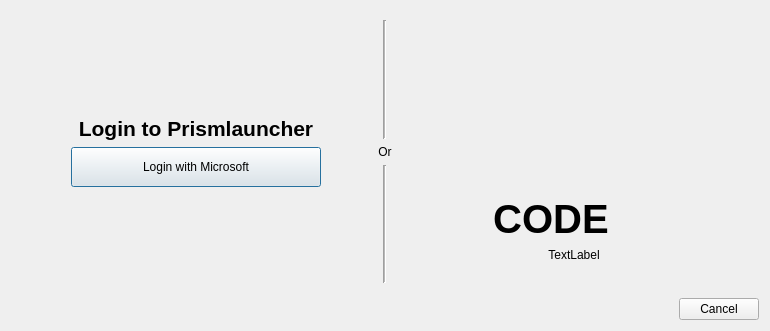
The window that launcher/ui/dialogs/MSALoginDialog.ui (FreesmTeam/FreesmLauncher) describes before a commit, drawn with Qt 5.
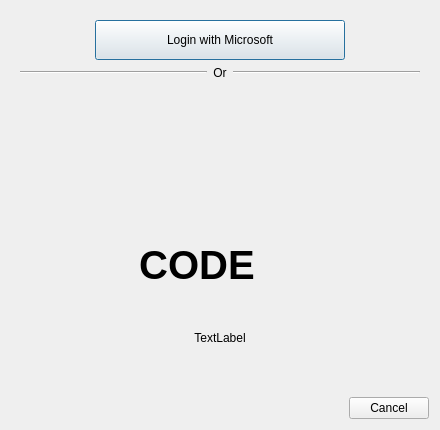
The same window after the commit. Icons and pictures are not drawn.

Commit message: reverse login layout

Patch:
```diff
--- a/launcher/ui/dialogs/MSALoginDialog.ui
+++ b/launcher/ui/dialogs/MSALoginDialog.ui
@@ -6,10 +6,16 @@
    <rect>
     <x>0</x>
     <y>0</y>
-    <width>770</width>
-    <height>331</height>
+    <width>440</width>
+    <height>430</height>
    </rect>
   </property>
+  <property name="minimumSize">
+   <size>
+    <width>0</width>
+    <height>430</height>
+   </size>
+  </property>
   <property name="windowTitle">
    <string>Add Microsoft Account</string>
   </property>
@@ -83,44 +89,7 @@
       </layout>
      </widget>
      <widget class="QWidget" name="mpPage">
-      <layout class="QHBoxLayout" name="horizontalLayout_6" stretch="0">
-       <item>
-        <layout class="QHBoxLayout" name="horizontalLayout_8">
-         <item>
-          <layout class="QVBoxLayout" name="verticalLayout_5">
-           <item>
-            <spacer name="verticalSpacer_9">
-             <property name="orientation">
-              <enum>Qt::Vertical</enum>
-             </property>
-             <property name="sizeHint" stdset="0">
-              <size>
-               <width>20</width>
-               <height>40</height>
-              </size>
-             </property>
-            </spacer>
-           </item>
-           <item>
-            <widget class="QLabel" name="title">
-             <property name="font">
-              <font>
-               <pointsize>16</pointsize>
-               <weight>75</weight>
-               <bold>true</bold>
-              </font>
-             </property>
-             <property name="text">
-              <string>Login to Prismlauncher</string>
-             </property>
-             <property name="alignment">
-              <set>Qt::AlignCenter</set>
-             </property>
-             <property name="wordWrap">
-              <bool>true</bool>
-             </property>
-            </widget>
-           </item>
+      <layout class="QVBoxLayout" name="verticalLayout_2" stretch="0,0,0,0,0">
            <item>
             <layout class="QHBoxLayout" name="horizontalLayout_7">
              <item>
@@ -168,41 +137,19 @@
             </layout>
            </item>
            <item>
-            <spacer name="verticalSpacer_10">
-             <property name="orientation">
-              <enum>Qt::Vertical</enum>
-             </property>
-             <property name="sizeHint" stdset="0">
-              <size>
-               <width>20</width>
-               <height>40</height>
-              </size>
-             </property>
-            </spacer>
-           </item>
-          </layout>
-         </item>
+        <layout class="QHBoxLayout" name="horizontalLayout_5">
          <item>
-          <layout class="QVBoxLayout" name="verticalLayout_7">
-           <item>
-            <layout class="QHBoxLayout" name="horizontalLayout_4">
-             <item>
-              <widget class="Line" name="line">
+          <widget class="Line" name="line_3">
                <property name="sizePolicy">
-                <sizepolicy hsizetype="Fixed" vsizetype="Expanding">
+            <sizepolicy hsizetype="Expanding" vsizetype="Fixed">
                  <horstretch>0</horstretch>
                  <verstretch>0</verstretch>
                 </sizepolicy>
                </property>
-               <property name="midLineWidth">
-                <number>1</number>
-               </property>
                <property name="orientation">
-                <enum>Qt::Vertical</enum>
-               </property>
-              </widget>
-             </item>
-            </layout>
+            <enum>Qt::Horizontal</enum>
+           </property>
+          </widget>
            </item>
            <item>
             <widget class="QLabel" name="orLabel">
@@ -215,41 +162,19 @@
             </widget>
            </item>
            <item>
-            <layout class="QHBoxLayout" name="horizontalLayout_3">
-             <item>
-              <widget class="Line" name="line_2">
+          <widget class="Line" name="line_4">
                <property name="sizePolicy">
-                <sizepolicy hsizetype="Maximum" vsizetype="Expanding">
+            <sizepolicy hsizetype="Expanding" vsizetype="Fixed">
                  <horstretch>0</horstretch>
                  <verstretch>0</verstretch>
                 </sizepolicy>
                </property>
-               <property name="midLineWidth">
-                <number>1</number>
-               </property>
                <property name="orientation">
-                <enum>Qt::Vertical</enum>
+            <enum>Qt::Horizontal</enum>
                </property>
               </widget>
              </item>
             </layout>
-           </item>
-          </layout>
-         </item>
-         <item>
-          <layout class="QVBoxLayout" name="verticalLayout">
-           <item>
-            <spacer name="verticalSpacer">
-             <property name="orientation">
-              <enum>Qt::Vertical</enum>
-             </property>
-             <property name="sizeHint" stdset="0">
-              <size>
-               <width>20</width>
-               <height>40</height>
-              </size>
-             </property>
-            </spacer>
            </item>
            <item>
             <layout class="QHBoxLayout" name="horizontalLayout">
@@ -268,6 +193,12 @@
              </item>
              <item>
               <widget class="QLabel" name="qr">
+           <property name="sizePolicy">
+            <sizepolicy hsizetype="Fixed" vsizetype="Fixed">
+             <horstretch>0</horstretch>
+             <verstretch>0</verstretch>
+            </sizepolicy>
+           </property>
                <property name="minimumSize">
                 <size>
                  <width>150</width>
@@ -276,8 +207,8 @@
                </property>
                <property name="maximumSize">
                 <size>
-                 <width>200</width>
-                 <height>200</height>
+             <width>150</width>
+             <height>150</height>
                 </size>
                </property>
                <property name="text">
@@ -397,23 +328,6 @@
               <set>Qt::TextBrowserInteraction</set>
              </property>
             </widget>
-           </item>
-           <item>
-            <spacer name="verticalSpacer_2">
-             <property name="orientation">
-              <enum>Qt::Vertical</enum>
-             </property>
-             <property name="sizeHint" stdset="0">
-              <size>
-               <width>20</width>
-               <height>40</height>
-              </size>
-             </property>
-            </spacer>
-           </item>
-          </layout>
-         </item>
-        </layout>
        </item>
       </layout>
      </widget>
```
Lines whose indentation alone changed are shown as unchanged. The commit also changes 2 other files.
